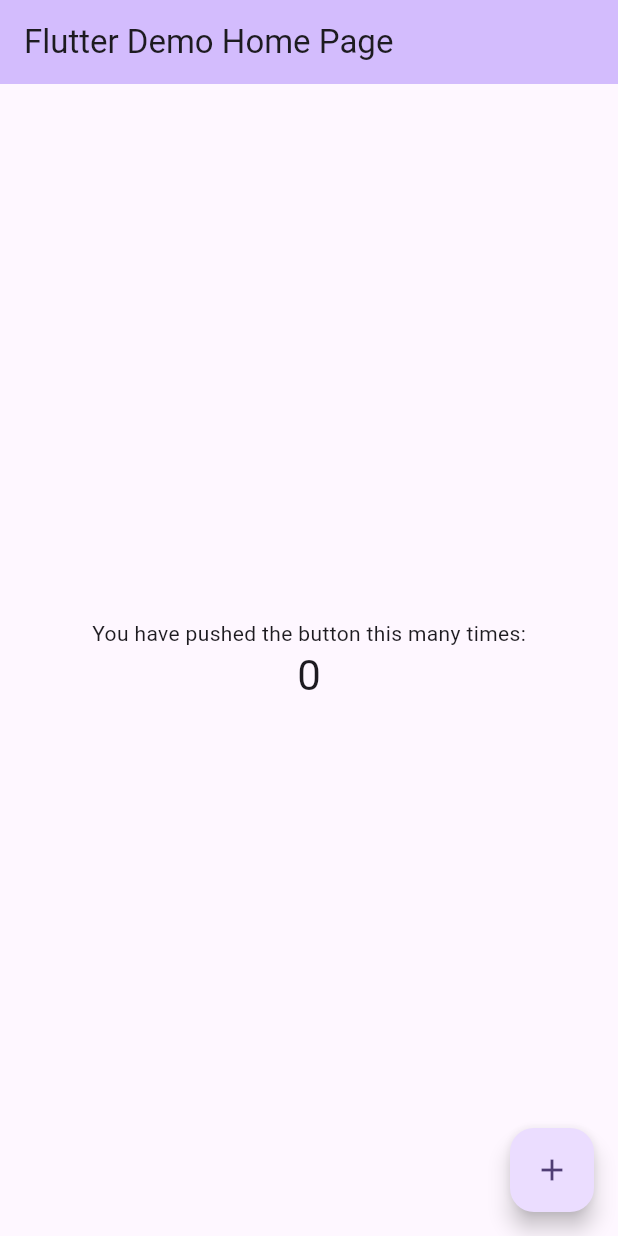
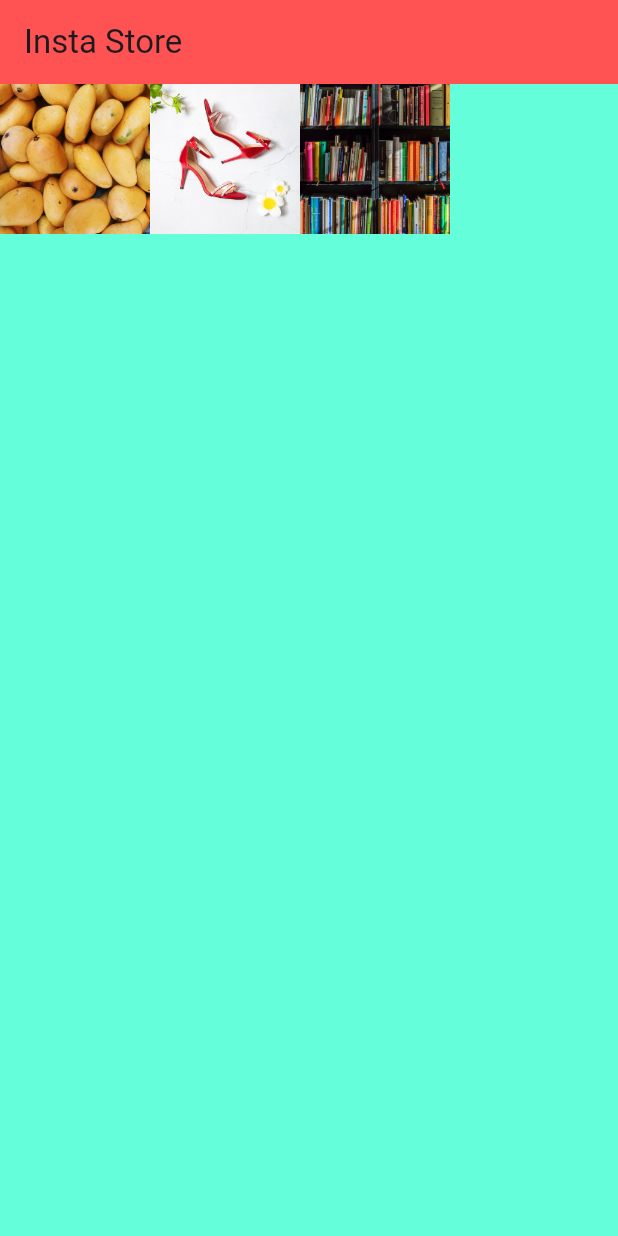
Before and after one commit to Dhannesh/flutter-app9, a Flutter app: the screen it shows after launch, on a phone screen of 412 x 824 dp. Run offline on Flutter 3.47's test engine with Material 3 defaults, Android fonts, the phone set to English and light mode, and no system bars.

Commit message:
row widget added default

```diff
--- a/lib/main.dart
+++ b/lib/main.dart
@@ -1,125 +1,49 @@
+import 'dart:convert';
+
 import 'package:flutter/material.dart';
 
 void main() {
-  runApp(const MyApp());
+  runApp(const MyStore());
 }
 
-class MyApp extends StatelessWidget {
-  const MyApp({super.key});
+class MyStore extends StatelessWidget {
+  const MyStore({super.key});
 
-  // This widget is the root of your application.
   @override
   Widget build(BuildContext context) {
     return MaterialApp(
-      title: 'Flutter Demo',
-      theme: ThemeData(
-        // This is the theme of your application.
-        //
-        // TRY THIS: Try running your application with "flutter run". You'll see
-        // the application has a purple toolbar. Then, without quitting the app,
-        // try changing the seedColor in the colorScheme below to Colors.green
-        // and then invoke "hot reload" (save your changes or press the "hot
-        // reload" button in a Flutter-supported IDE, or press "r" if you used
-        // the command line to start the app).
-        //
-        // Notice that the counter didn't reset back to zero; the application
-        // state is not lost during the reload. To reset the state, use hot
-        // restart instead.
-        //
-        // This works for code too, not just values: Most code changes can be
-        // tested with just a hot reload.
-        colorScheme: ColorScheme.fromSeed(seedColor: Colors.deepPurple),
-        useMaterial3: true,
+      title: "Insta Store",
+      home: Scaffold(
+        backgroundColor: Colors.tealAccent,
+        appBar: AppBar(
+          backgroundColor: Colors.redAccent,
+          title: const Text("Insta Store"),
+        ),
+        body: const RowOrColumn(),
       ),
-      home: const MyHomePage(title: 'Flutter Demo Home Page'),
     );
   }
 }
 
-class MyHomePage extends StatefulWidget {
-  const MyHomePage({super.key, required this.title});
-
-  // This widget is the home page of your application. It is stateful, meaning
-  // that it has a State object (defined below) that contains fields that affect
-  // how it looks.
-
-  // This class is the configuration for the state. It holds the values (in this
-  // case the title) provided by the parent (in this case the App widget) and
-  // used by the build method of the State. Fields in a Widget subclass are
-  // always marked "final".
-
-  final String title;
-
-  @override
-  State<MyHomePage> createState() => _MyHomePageState();
-}
-
-class _MyHomePageState extends State<MyHomePage> {
-  int _counter = 0;
-
-  void _incrementCounter() {
-    setState(() {
-      // This call to setState tells the Flutter framework that something has
-      // changed in this State, which causes it to rerun the build method below
-      // so that the display can reflect the updated values. If we changed
-      // _counter without calling setState(), then the build method would not be
-      // called again, and so nothing would appear to happen.
-      _counter++;
-    });
-  }
+class RowOrColumn extends StatelessWidget {
+  const RowOrColumn({super.key});
 
   @override
   Widget build(BuildContext context) {
-    // This method is rerun every time setState is called, for instance as done
-    // by the _incrementCounter method above.
-    //
-    // The Flutter framework has been optimized to make rerunning build methods
-    // fast, so that you can just rebuild anything that needs updating rather
-    // than having to individually change instances of widgets.
-    return Scaffold(
-      appBar: AppBar(
-        // TRY THIS: Try changing the color here to a specific color (to
-        // Colors.amber, perhaps?) and trigger a hot reload to see the AppBar
-        // change color while the other colors stay the same.
-        backgroundColor: Theme.of(context).colorScheme.inversePrimary,
-        // Here we take the value from the MyHomePage object that was created by
-        // the App.build method, and use it to set our appbar title.
-        title: Text(widget.title),
+    return Container(
+      child: Row(
+        children: [
+          Image.asset('images/mangoes.jpg',
+          height:100,
+          width:100),
+          Image.asset('images/heels.jpg',
+          height:100,
+          width:100),
+          Image.asset('images/books.jpg',
+          height:100,
+              width: 100,)
+        ]
       ),
-      body: Center(
-        // Center is a layout widget. It takes a single child and positions it
-        // in the middle of the parent.
-        child: Column(
-          // Column is also a layout widget. It takes a list of children and
-          // arranges them vertically. By default, it sizes itself to fit its
-          // children horizontally, and tries to be as tall as its parent.
-          //
-          // Column has various properties to control how it sizes itself and
-          // how it positions its children. Here we use mainAxisAlignment to
-          // center the children vertically; the main axis here is the vertical
-          // axis because Columns are vertical (the cross axis would be
-          // horizontal).
-          //
-          // TRY THIS: Invoke "debug painting" (choose the "Toggle Debug Paint"
-          // action in the IDE, or press "p" in the console), to see the
-          // wireframe for each widget.
-          mainAxisAlignment: MainAxisAlignment.center,
-          children: <Widget>[
-            const Text(
-              'You have pushed the button this many times:',
-            ),
-            Text(
-              '$_counter',
-              style: Theme.of(context).textTheme.headlineMedium,
-            ),
-          ],
-        ),
-      ),
-      floatingActionButton: FloatingActionButton(
-        onPressed: _incrementCounter,
-        tooltip: 'Increment',
-        child: const Icon(Icons.add),
-      ), // This trailing comma makes auto-formatting nicer for build methods.
     );
   }
 }
--- a/pubspec.yaml
+++ b/pubspec.yaml
@@ -58,8 +58,8 @@ flutter:
   uses-material-design: true
 
   # To add assets to your application, add an assets section, like this:
-  # assets:
-  #   - images/a_dot_burr.jpeg
+  assets:
+     - images/
   #   - images/a_dot_ham.jpeg
 
   # An image asset can refer to one or more resolution-specific "variants", see
```
Also changed, not shown: images/bananas.jpg (added), images/books.jpg (added), images/hats.jpeg (added), images/heels.jpg (added), images/mangoes.jpg (added), images/shoes.jpeg (added), 1 other file.
